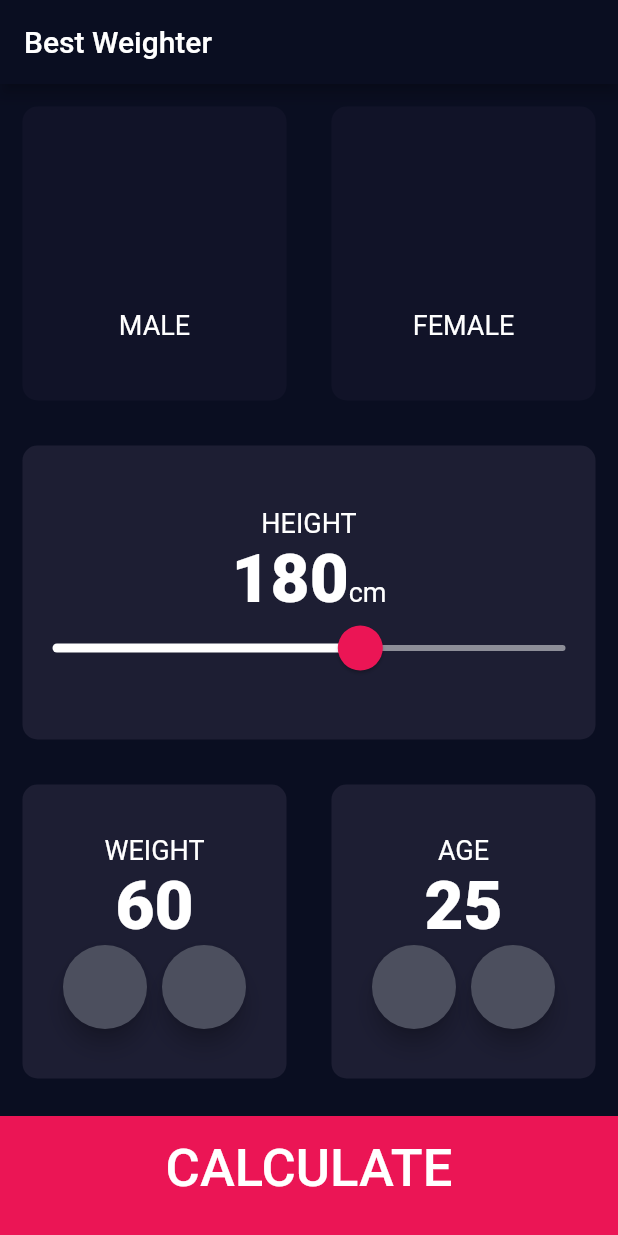
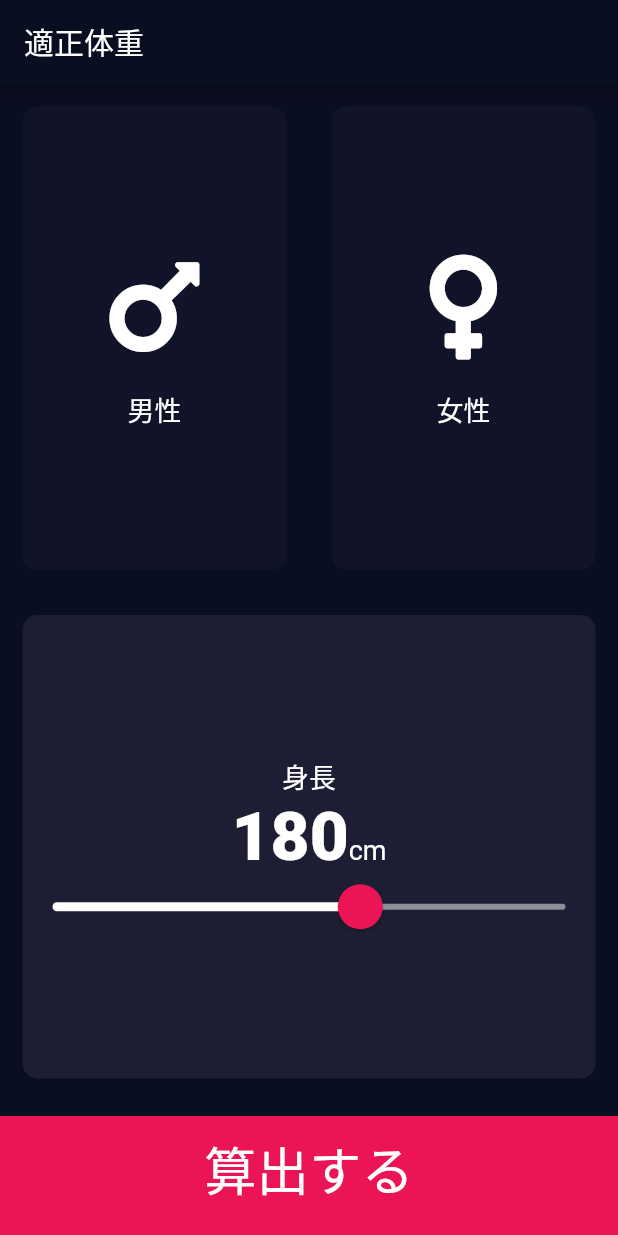
Before and after one commit to DaigoWakabayashi/best_weighter, a Flutter app: the screen it shows after launch, on a phone screen of 412 x 824 dp. Run offline on Flutter 3.47's test engine with Material 2 defaults, Android fonts, the phone set to English and light mode, and no system bars; our stand-ins replace font_awesome_flutter.

Commit message:
適正体重の計算式を追加、各値の名前を変更

```diff
--- a/lib/calculate.dart
+++ b/lib/calculate.dart
@@ -1,35 +1,16 @@
 import 'dart:math';
 
-class CalculatorBrain {
-  CalculatorBrain({this.height, this.weight});
+class Calculator {
+  Calculator({this.height, this.bestweight});
 
   final int height;
-  final int weight;
+  final int bestweight;
 
-  double _bmi;
+  double _bestweight;
 
-  String calculateBMI() {
-    _bmi = weight / pow(height / 100, 2);
-    return _bmi.toStringAsFixed(1);
+  String calculateBestWeight() {
+    _bestweight = pow(height / 100, 2) * 22;
+    return _bestweight.toStringAsFixed(1);
   }
 
-  String getResult() {
-    if (_bmi >= 25) {
-      return 'Overweight';
-    } else if (_bmi > 18.5) {
-      return 'normal';
-    } else {
-      return 'Underweight';
-    }
   }
-
-  String getInterpretation (){
-    if (_bmi >= 25) {
-      return 'ちょっと太り気味 \n 運動しましょう';
-    } else if (_bmi > 18.5) {
-      return '適正数値内です\nこのままキープしましょう';
-    } else {
-      return 'ちょっと痩せ気味\nいっぱい食べよう';
-    }
-  }
-}
--- a/lib/constants.dart
+++ b/lib/constants.dart
@@ -31,7 +31,7 @@ const resultTextStyle = TextStyle(
   fontWeight: FontWeight.bold,
 );
 
-const BMITextStyle = TextStyle(
+const BestWeightTextStyle = TextStyle(
   fontSize: 100,
   fontWeight: FontWeight.bold,
 
--- a/lib/icon_content.dart
+++ b/lib/icon_content.dart
@@ -1,6 +1,5 @@
 
 import 'package:flutter/material.dart';
-
 import 'constants.dart';
 
 class IconContent extends StatelessWidget {
--- a/lib/input_page.dart
+++ b/lib/input_page.dart
@@ -1,18 +1,15 @@
-
-
-
 import 'dart:ui';
-
 import 'package:best_weighter/reusable_card.dart';
 import 'package:flutter/cupertino.dart';
 import 'package:flutter/material.dart';
-
 import 'bottom_button.dart';
 import 'calculate.dart';
 import 'constants.dart';
 import 'icon_content.dart';
 import 'result_page.dart';
 import 'round_icon.dart';
+import 'package:font_awesome_flutter/font_awesome_flutter.dart';
+
 
 const bottomContainerHeight = 80.0;
 const activeCardColour = Color(0xFF1D1E33);
@@ -39,7 +36,7 @@ class _InputPageState extends State<InputPage> {
   Widget build(BuildContext context) {
     return Scaffold(
         appBar: AppBar(
-          title: Text('Best Weighter'),
+          title: Text('適正体重'),
         ),
         body: Column(
           crossAxisAlignment: CrossAxisAlignment.stretch,
@@ -58,8 +55,8 @@ class _InputPageState extends State<InputPage> {
                           ? activeCardColour
                           : inactiveCardColour,
                       cardChild: IconContent(
-                        // icon: FontAwesomeIcons.mars,
-                        label: 'MALE',
+                        icon: FontAwesomeIcons.mars,
+                        label: '男性',
                       ),
                     ),
                   ),
@@ -74,8 +71,8 @@ class _InputPageState extends State<InputPage> {
                           ? activeCardColour
                           : inactiveCardColour,
                       cardChild: IconContent(
-                        // icon: FontAwesomeIcons.venus,
-                        label: 'FEMALE',
+                        icon: FontAwesomeIcons.venus,
+                        label: '女性',
                       ),
                     ),
                   ),
@@ -89,7 +86,7 @@ class _InputPageState extends State<InputPage> {
                   mainAxisAlignment: MainAxisAlignment.center,
                   children: <Widget>[
                     Text(
-                      'HEIGHT',
+                      '身長',
                       style: labelTextStyle,
                     ),
                     Row(
@@ -114,9 +111,9 @@ class _InputPageState extends State<InputPage> {
                         thumbColor: Color(0xFFEB1555),
                         overlayColor: Color(0xFFEB1555),
                         thumbShape:
-                        RoundSliderThumbShape(enabledThumbRadius: 15),
+                            RoundSliderThumbShape(enabledThumbRadius: 15),
                         overlayShape:
-                        RoundSliderOverlayShape(overlayRadius: 20),
+                            RoundSliderOverlayShape(overlayRadius: 20),
                       ),
                       child: Slider(
                         value: height.toDouble(),
@@ -133,105 +130,17 @@ class _InputPageState extends State<InputPage> {
                 ),
               ),
             ),
-            Expanded(
-                child: Row(
-                  children: <Widget>[
-                    Expanded(
-                      child: ReusableCard(
-                        colour: activeCardColour,
-                        cardChild: Column(
-                          mainAxisAlignment: MainAxisAlignment.center,
-                          children: [
-                            Text(
-                              'WEIGHT',
-                              style: labelTextStyle,
-                            ),
-                            Text(
-                              weight.toString(),
-                              style: mathTextStyle,
-                            ),
-                            Row(
-                              mainAxisAlignment: MainAxisAlignment.center,
-                              children: [
-                                RoundIconButton(
-                                  // icon: FontAwesomeIcons.minus,
-                                  onPressed: () {
-                                    setState(() {
-                                      weight--;
-                                    });
-                                  },
-                                ),
-                                SizedBox(
-                                  width: 10,
-                                ),
-                                RoundIconButton(
-                                  // icon: FontAwesomeIcons.plus,
-                                  onPressed: () {
-                                    setState(() {
-                                      weight++;
-                                    });
-                                  },
-                                ),
-                              ],
-                            )
-                          ],
-                        ),
-                      ),
-                    ),
-                    Expanded(
-                      child: ReusableCard(
-                        colour: activeCardColour,
-                        cardChild: Column(
-                          mainAxisAlignment: MainAxisAlignment.center,
-                          children: [
-                            Text(
-                              'AGE',
-                              style: labelTextStyle,
-                            ),
-                            Text(
-                              age.toString(),
-                              style: mathTextStyle,
-                            ),
-                            Row(
-                              mainAxisAlignment: MainAxisAlignment.center,
-                              children: [
-                                RoundIconButton(
-                                  // icon: FontAwesomeIcons.minus,
-                                  onPressed: () {
-                                    setState(() {
-                                      age--;
-                                    });
-                                  },
-                                ),
-                                SizedBox(
-                                  width: 10,
-                                ),
-                                RoundIconButton(
-                                  // icon: FontAwesomeIcons.plus,
-                                  onPressed: () {
-                                    setState(() {
-                                      age++;
-                                    });
-                                  },
-                                ),
-                              ],
-                            )
-                          ],
-                        ),
-                      ),
-                    ),
-                  ],
-                )),
             BottomButton(
-              buttonTitle: 'CALCULATE',
+              buttonTitle: '算出する',
               onTap: () {
-                CalculatorBrain calc = CalculatorBrain(height: height, weight: weight);
-                Navigator.push(context,
-                    MaterialPageRoute(builder: (context) => ResultsPage(
-                      bmiResult: calc.calculateBMI(),
-                      resultText: calc.getResult(),
-                      interpretation: calc.getInterpretation(),
-                    )));
+                Calculator calc =
+                    Calculator(height: height, bestweight: weight);
+                Navigator.push(
+                    context,
+                    MaterialPageRoute(
+                        builder: (context) => ResultsPage(
+                              bestWeightResult: calc.calculateBestWeight(),
+                            )));
               },
             ),
           ],
```
Also changed, not shown: lib/result_page.dart (+23 -30 lines), pubspec.yaml (+1 -54 lines), pubspec.lock.
